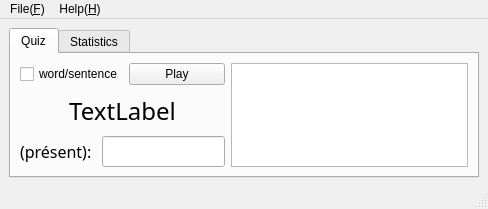
shijie-xu/conj, file mainwindow.ui: the form before one commit.
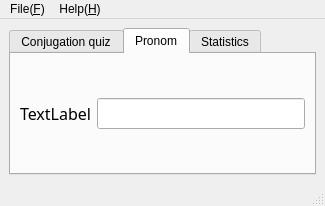
The form after the commit.

Commit message: add feature: pronom quiz

The edit to the form file:
```diff
--- a/mainwindow.ui
+++ b/mainwindow.ui
@@ -6,8 +6,8 @@
    <rect>
     <x>0</x>
     <y>0</y>
-    <width>488</width>
-    <height>209</height>
+    <width>325</width>
+    <height>165</height>
    </rect>
   </property>
   <property name="windowTitle">
@@ -18,11 +18,11 @@
     <item>
      <widget class="QTabWidget" name="tabWidget">
       <property name="currentIndex">
-       <number>0</number>
+       <number>1</number>
       </property>
       <widget class="QWidget" name="tab">
        <attribute name="title">
-        <string>Quiz</string>
+        <string>Conjugation quiz</string>
        </attribute>
        <layout class="QHBoxLayout" name="horizontalLayout_4">
         <item>
@@ -110,6 +110,40 @@
         </item>
        </layout>
       </widget>
+      <widget class="QWidget" name="tab_2">
+       <attribute name="title">
+        <string>Pronom</string>
+       </attribute>
+       <layout class="QHBoxLayout" name="horizontalLayout_7">
+        <item>
+         <layout class="QHBoxLayout" name="horizontalLayout_6">
+          <item>
+           <widget class="QLabel" name="lbl_pronom_pos">
+            <property name="font">
+             <font>
+              <family>Cascadia Code</family>
+              <pointsize>12</pointsize>
+             </font>
+            </property>
+            <property name="text">
+             <string>TextLabel</string>
+            </property>
+           </widget>
+          </item>
+          <item>
+           <widget class="QLineEdit" name="le_pronom">
+            <property name="font">
+             <font>
+              <family>Cascadia Code</family>
+              <pointsize>12</pointsize>
+             </font>
+            </property>
+           </widget>
+          </item>
+         </layout>
+        </item>
+       </layout>
+      </widget>
       <widget class="QWidget" name="tab_3">
        <attribute name="title">
         <string>Statistics</string>
@@ -129,7 +163,7 @@
     <rect>
      <x>0</x>
      <y>0</y>
-     <width>488</width>
+     <width>325</width>
      <height>17</height>
     </rect>
    </property>
```
The commit also changes 2 other files.
